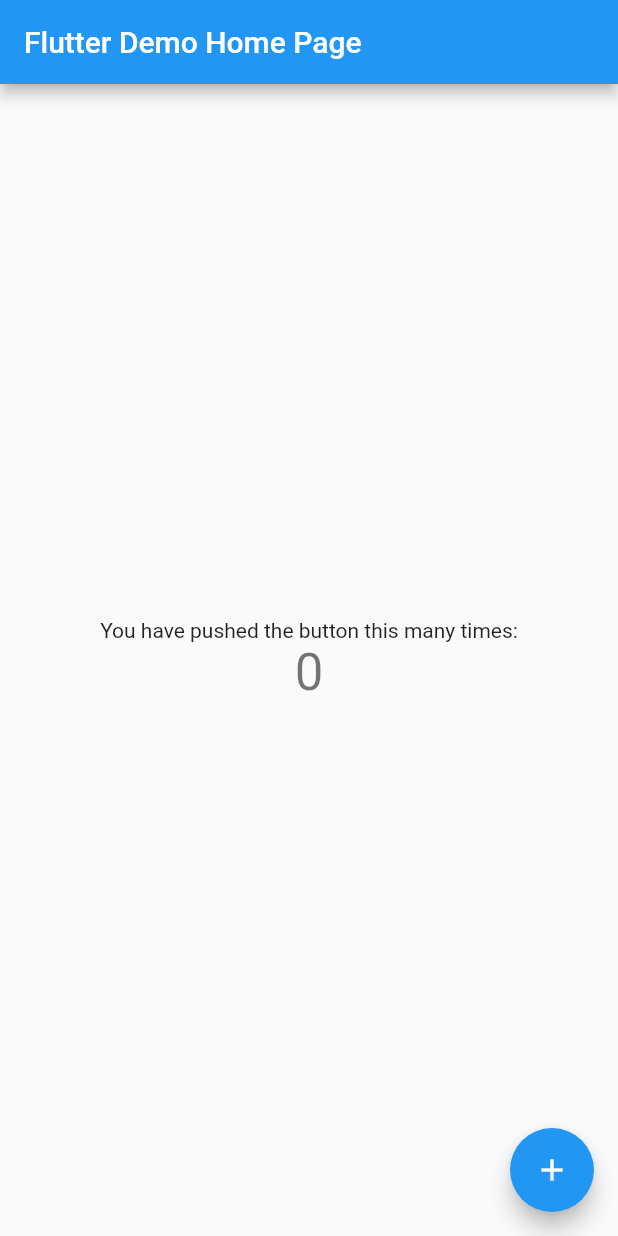
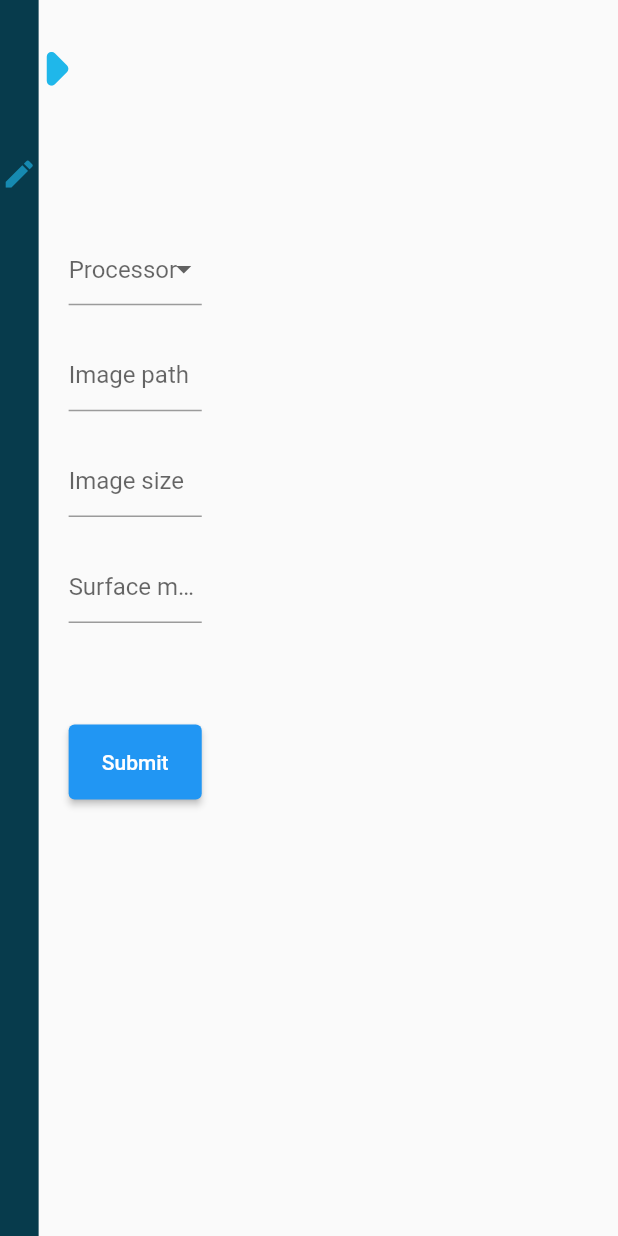
Before and after one commit to Youssless/planetary-surface-boulder-detector, a Flutter app: the screen it shows after launch, on a phone screen of 412 x 824 dp. Run offline on Flutter 3.47's test engine with Material 2 defaults, Android fonts, the phone set to English and light mode, and no system bars.

Commit message:
basic frontend layout implemented, server communicates with front

```diff
--- a/app/lib/main.dart
+++ b/app/lib/main.dart
@@ -1,113 +1,32 @@
 import 'package:flutter/material.dart';
+import 'screens/dashboard.dart';
+import 'util/theme.dart';
+import 'dart:io';
 
 void main() {
-  runApp(MyApp());
+  // Process.start("start", ["..\\server.bat"], runInShell: true)
+  //   .then((value) => {
+  //     stdout.write(value.stdout),
+  //     stderr.write(value.stderr)
+  //   });
+  runApp(PlanetaryBoulderDetector());
 }
 
-class MyApp extends StatelessWidget {
-  // This widget is the root of your application.
+
+class PlanetaryBoulderDetector extends StatefulWidget {
+
+  @override
+  _PlanetaryBoulderDetector createState() => new _PlanetaryBoulderDetector();
+}
+
+class _PlanetaryBoulderDetector extends State<PlanetaryBoulderDetector> {
+
   @override
   Widget build(BuildContext context) {
     return MaterialApp(
-      title: 'Flutter Demo',
-      theme: ThemeData(
-        // This is the theme of your application.
-        //
-        // Try running your application with "flutter run". You'll see the
-        // application has a blue toolbar. Then, without quitting the app, try
-        // changing the primarySwatch below to Colors.green and then invoke
-        // "hot reload" (press "r" in the console where you ran "flutter run",
-        // or simply save your changes to "hot reload" in a Flutter IDE).
-        // Notice that the counter didn't reset back to zero; the application
-        // is not restarted.
-        primarySwatch: Colors.blue,
-      ),
-      home: MyHomePage(title: 'Flutter Demo Home Page'),
+      title: 'Planetary Boulder Detector',
+      theme: DefaultTheme,
+      home: Home(),
     );
   }
 }
-
-class MyHomePage extends StatefulWidget {
-  MyHomePage({Key? key, this.title}) : super(key: key);
-
-  // This widget is the home page of your application. It is stateful, meaning
-  // that it has a State object (defined below) that contains fields that affect
-  // how it looks.
-
-  // This class is the configuration for the state. It holds the values (in this
-  // case the title) provided by the parent (in this case the App widget) and
-  // used by the build method of the State. Fields in a Widget subclass are
-  // always marked "final".
-
-  final String? title;
-
-  @override
-  _MyHomePageState createState() => _MyHomePageState();
-}
-
-class _MyHomePageState extends State<MyHomePage> {
-  int _counter = 0;
-
-  void _incrementCounter() {
-    setState(() {
-      // This call to setState tells the Flutter framework that something has
-      // changed in this State, which causes it to rerun the build method below
-      // so that the display can reflect the updated values. If we changed
-      // _counter without calling setState(), then the build method would not be
-      // called again, and so nothing would appear to happen.
-      _counter++;
-    });
-  }
-
-  @override
-  Widget build(BuildContext context) {
-    // This method is rerun every time setState is called, for instance as done
-    // by the _incrementCounter method above.
-    //
-    // The Flutter framework has been optimized to make rerunning build methods
-    // fast, so that you can just rebuild anything that needs updating rather
-    // than having to individually change instances of widgets.
-    return Scaffold(
-      appBar: AppBar(
-        // Here we take the value from the MyHomePage object that was created by
-        // the App.build method, and use it to set our appbar title.
-        title: Text(widget.title!),
-      ),
-      body: Center(
-        // Center is a layout widget. It takes a single child and positions it
-        // in the middle of the parent.
-        child: Column(
-          // Column is also a layout widget. It takes a list of children and
-          // arranges them vertically. By default, it sizes itself to fit its
-          // children horizontally, and tries to be as tall as its parent.
-          //
-          // Invoke "debug painting" (press "p" in the console, choose the
-          // "Toggle Debug Paint" action from the Flutter Inspector in Android
-          // Studio, or the "Toggle Debug Paint" command in Visual Studio Code)
-          // to see the wireframe for each widget.
-          //
-          // Column has various properties to control how it sizes itself and
-          // how it positions its children. Here we use mainAxisAlignment to
-          // center the children vertically; the main axis here is the vertical
-          // axis because Columns are vertical (the cross axis would be
-          // horizontal).
-          mainAxisAlignment: MainAxisAlignment.center,
-          children: <Widget>[
-            Text(
-              'You have pushed the button this many times:',
-            ),
-            Text(
-              '$_counter',
-              style: Theme.of(context).textTheme.headline4,
-            ),
-          ],
-        ),
-      ),
-      floatingActionButton: FloatingActionButton(
-        onPressed: _incrementCounter,
-        tooltip: 'Increment',
-        child: Icon(Icons.add),
-      ), // This trailing comma makes auto-formatting nicer for build methods.
-    );
-  }
-}
--- /dev/null
+++ b/app/lib/screens/dashboard.dart
@@ -0,0 +1,160 @@
+import 'package:flutter/material.dart';
+import 'package:app/widgets/side_navbar.dart';
+
+class Home extends StatefulWidget {
+
+  @override
+  _Home createState() => new _Home();
+
+}
+
+class _Home extends State<Home> {
+  int _selectedIndex = 0;
+
+  @override
+  Widget build(BuildContext context) {
+    return new Scaffold(
+      body: new Container(
+        child: Row (
+          children: [
+            Expanded(
+              flex: 2,
+              child: SideNavbar(),
+            ),
+            Expanded(
+              flex: 10,
+              child: Dashboard()
+            ),
+            Expanded(
+              flex: 20,
+              child: ImageView()
+            )
+
+          ],
+
+        ),
+
+          //ImageView()
+      )
+    );
+  }
+}
+
+
+class Dashboard extends StatefulWidget {
+
+  @override
+  _Dashboard createState() => new _Dashboard();
+}
+
+class _Dashboard extends State<Dashboard> {
+  int? _value;
+  String _path = "";
+
+  final _formKey = GlobalKey<FormState>();
+
+  @override
+  Widget build(BuildContext context) {
+    return new Container(
+      alignment: Alignment.center,
+      padding: EdgeInsets.all(20),
+      child: new Column(
+        children: <Widget>[
+          Spacer(flex: 6,),
+          SizedBox(
+            width: 300,
+            child: dropDownMenu(),
+          ),
+          Spacer(flex: 1,),
+          SizedBox(
+            width: 300,
+            child: TextFormField(
+              decoration: InputDecoration(
+                //border: InputBorder.none,
+                hintText: 'Image path',
+              ),
+            ),
+          ),
+          Spacer(flex: 1,),
+          SizedBox(
+            width: 300,
+            child: TextFormField(
+              decoration: InputDecoration(
+                //border: InputBorder.none,
+                hintText: 'Image size',
+              ),
+            ),
+          ),
+          Spacer(flex: 1,),
+          SizedBox(
+            width: 300,
+            child: TextFormField(
+              decoration: InputDecoration(
+                //border: InputBorder.none,
+                hintText: 'Surface model size ',
+              ),
+            ),
+          ),
+          Spacer(flex: 3,),
+          SizedBox(
+            width: 300,
+            height: 50,
+            child: ElevatedButton(
+              onPressed: () {
+
+              },
+              child: Row(
+                mainAxisAlignment: MainAxisAlignment.center,
+                children: [
+                  Text("Submit")
+                ],
+              )
+            ),
+          ),
+          Spacer(flex: 12,)
+        ],
+      )
+    );
+  }
+
+  Widget dropDownMenu() {
+    return DropdownButtonFormField(
+      value: _value,
+      hint: Text("Processor"),
+      items: [
+        DropdownMenuItem(
+          child: Text("CPU"),
+          value: 0,
+        ),
+        DropdownMenuItem(
+          child: Text("GPU"),
+          value: 1,
+        )
+      ],
+      onChanged: (int? value) {
+        setState(() {
+          _value = value;
+        });
+      },
+    );
+  }
+}
+
+class ImageView extends StatefulWidget {
+
+  @override
+  _ImageView createState() => new _ImageView();
+}
+
+class _ImageView extends State<ImageView> {
+
+  @override
+  Widget build(BuildContext context) {
+    return new Container(
+      child: new Row(
+        children: [
+        ],
+      ),
+    );
+  }
+}
--- /dev/null
+++ b/app/lib/util/theme.dart
@@ -0,0 +1,24 @@
+import 'package:flutter/material.dart';
+
+
+
+final ThemeData DefaultTheme = new ThemeData(
+  primaryColorLight: DefaultColors.BlueNCS[300],
+  primaryColorDark: DefaultColors.EagleGreen[400],
+
+);
+
+class DefaultColors {
+  static const Map<int, Color> EagleGreen = const <int, Color> {
+    400: const Color(0xFF073B4C)
+  };
+
+  static const Map<int, Color> BlueNCS = const <int, Color> {
+    300: const Color(0xFF1FB7EA),
+    400: const Color(0xFF118AB2)
+  };
+
+  static const Map<int, Color> ImperialRed = const <int, Color> {
+    400: const Color(0xFFE63946)
+  };
+}
--- /dev/null
+++ b/app/lib/widgets/side_navbar.dart
@@ -0,0 +1,45 @@
+import 'package:flutter/material.dart';
+
+class SideNavbar extends StatefulWidget {
+
+  @override
+  _SideNavbar createState() => new _SideNavbar();
+}
+
+class _SideNavbar extends State<SideNavbar> {
+  int _selectedIndex = 0;
+
+  @override
+  Widget build(BuildContext context) {
+    return new NavigationRail(
+      backgroundColor: Theme.of(context).primaryColorDark,
+      selectedIndex: _selectedIndex,
+      onDestinationSelected: (int index) {
+        setState(() {
+          _selectedIndex = index;
+        });
+      },
+      destinations: [
+        NavigationRailDestination(
+          icon: Icon(
+            Icons.arrow_right_rounded,
+            color: Theme.of(context).primaryColorLight,
+            size: 75,
+          ),
+          label: Text(
+            "Run"
+          )
+        ),
+        NavigationRailDestination(
+          icon: Icon(
+            Icons.edit,
+            color: Theme.of(context).primaryColorLight,
+          ),
+          label: Text(
+            "Edit"
+          )
+        )
+      ],
+    );
+  }
+}
--- a/app/pubspec.yaml
+++ b/app/pubspec.yaml
@@ -23,6 +23,7 @@
 dependencies:
   flutter:
     sdk: flutter
+  filepicker_windows: ^2.0.0
 
 
   # The following adds the Cupertino Icons font to your application.
```
Also changed, not shown: app/pubspec.lock, 2 other files.
